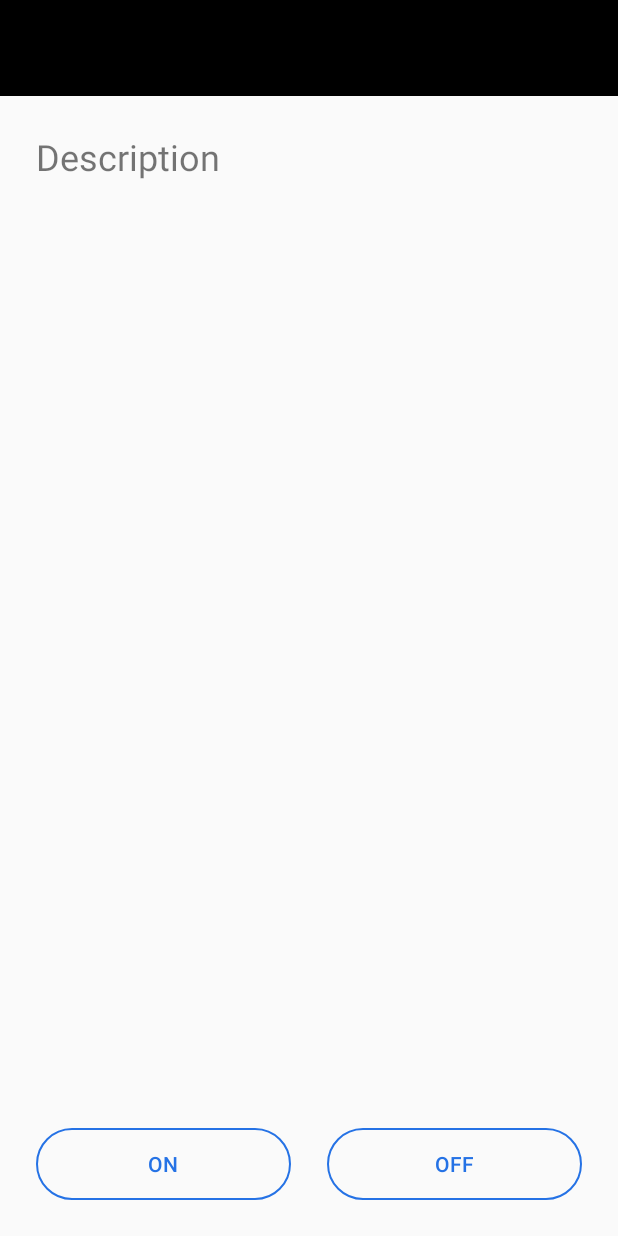
After one commit to TatsukiIshijima/Photom, an Android app: the layout dialog_fragment_power_control.xml on its own in the app's theme, with its tools: preview values and no code run, on a phone screen of 412 x 824 dp. The commit adds this screen. Run offline under Robolectric (Android 15) with nearby library versions, the phone set to English and light mode, and no system bars.

Commit message:
add custom dialog fragment layout

```diff
--- /dev/null
+++ b/feature/devicecontrol/src/main/res/drawable/btn_round_border.xml
@@ -0,0 +1,27 @@
+<?xml version="1.0" encoding="utf-8"?>
+<selector xmlns:android="http://schemas.android.com/apk/res/android">
+    <item android:state_enabled="false">
+        <shape android:shape="rectangle">
+            <corners android:radius="24dp" />
+            <solid android:color="#B5B5B5" />
+        </shape>
+    </item>
+    <item android:state_pressed="true">
+        <shape android:shape="rectangle">
+            <corners android:radius="24dp" />
+            <solid android:width="1dp" android:color="#2572E5" />
+        </shape>
+    </item>
+    <item android:state_focused="true">
+        <shape android:shape="rectangle">
+            <corners android:radius="24dp" />
+            <solid android:width="1dp" android:color="#2572E5" />
+        </shape>
+    </item>
+    <item>
+        <shape android:shape="rectangle">
+            <stroke android:width="1dp" android:color="#2572E5" />
+            <corners android:radius="24dp" />
+        </shape>
+    </item>
+</selector>
--- /dev/null
+++ b/feature/devicecontrol/src/main/res/drawable/btn_stroke_text_color.xml
@@ -0,0 +1,8 @@
+<?xml version="1.0" encoding="utf-8"?>
+<selector xmlns:android="http://schemas.android.com/apk/res/android">
+    <item android:state_focused="true" android:color="#ffffff" />
+
+    <item android:state_pressed="true" android:color="#ffffff" />
+
+    <item android:color="#2572E5" />
+</selector>
--- /dev/null
+++ b/feature/devicecontrol/src/main/res/layout/dialog_fragment_air_conditioner_control.xml
@@ -0,0 +1,6 @@
+<?xml version="1.0" encoding="utf-8"?>
+<androidx.constraintlayout.widget.ConstraintLayout xmlns:android="http://schemas.android.com/apk/res/android"
+    android:layout_width="match_parent"
+    android:layout_height="match_parent">
+
+</androidx.constraintlayout.widget.ConstraintLayout>
--- /dev/null
+++ b/feature/devicecontrol/src/main/res/layout/dialog_fragment_power_control.xml
@@ -0,0 +1,42 @@
+<?xml version="1.0" encoding="utf-8"?>
+<androidx.constraintlayout.widget.ConstraintLayout xmlns:android="http://schemas.android.com/apk/res/android"
+    android:layout_width="match_parent"
+    android:layout_height="match_parent"
+    xmlns:app="http://schemas.android.com/apk/res-auto"
+    xmlns:tools="http://schemas.android.com/tools">
+
+    <include
+        layout="@layout/layout_dialog_header"
+        android:id="@+id/power_control_header"
+        android:layout_width="match_parent"
+        android:layout_height="wrap_content"
+        app:layout_constraintTop_toTopOf="parent"
+        app:layout_constraintStart_toStartOf="parent"
+        app:layout_constraintEnd_toEndOf="parent" />
+
+    <TextView
+        android:id="@+id/power_control_description"
+        android:layout_width="0dp"
+        android:layout_height="0dp"
+        android:layout_marginVertical="24dp"
+        android:layout_marginHorizontal="24dp"
+        android:textSize="24sp"
+        app:layout_constraintTop_toBottomOf="@+id/power_control_header"
+        app:layout_constraintBottom_toTopOf="@+id/power_control_buttons"
+        app:layout_constraintStart_toStartOf="parent"
+        app:layout_constraintEnd_toEndOf="parent"
+        tools:text="Description" />
+
+    <include
+        layout="@layout/layout_power_on_off_button"
+        android:id="@+id/power_control_buttons"
+        android:layout_width="match_parent"
+        android:layout_height="wrap_content"
+        android:layout_marginHorizontal="24dp"
+        android:layout_marginBottom="24dp"
+        app:layout_constraintStart_toStartOf="parent"
+        app:layout_constraintEnd_toEndOf="parent"
+        app:layout_constraintTop_toBottomOf="@+id/power_control_description"
+        app:layout_constraintBottom_toBottomOf="parent" />
+
+</androidx.constraintlayout.widget.ConstraintLayout>
--- /dev/null
+++ b/feature/devicecontrol/src/main/res/layout/layout_dialog_header.xml
@@ -0,0 +1,30 @@
+<?xml version="1.0" encoding="utf-8"?>
+<androidx.constraintlayout.widget.ConstraintLayout xmlns:android="http://schemas.android.com/apk/res/android"
+    android:layout_width="match_parent"
+    android:layout_height="wrap_content"
+    xmlns:app="http://schemas.android.com/apk/res-auto"
+    xmlns:tools="http://schemas.android.com/tools">
+
+    <FrameLayout
+        android:id="@+id/header_frame_layout"
+        android:layout_width="0dp"
+        android:layout_height="64dp"
+        android:background="@android:color/black"
+        app:layout_constraintStart_toStartOf="parent"
+        app:layout_constraintEnd_toEndOf="parent"
+        app:layout_constraintTop_toTopOf="parent" />
+
+    <TextView
+        android:id="@+id/header_title"
+        android:layout_width="wrap_content"
+        android:layout_height="wrap_content"
+        android:layout_marginStart="16dp"
+        android:textSize="28sp"
+        android:textStyle="bold"
+        android:textColor="@android:color/white"
+        app:layout_constraintStart_toStartOf="parent"
+        app:layout_constraintTop_toTopOf="@+id/header_frame_layout"
+        app:layout_constraintBottom_toBottomOf="@+id/header_frame_layout"
+        tools:text="Title" />
+
+</androidx.constraintlayout.widget.ConstraintLayout>
--- /dev/null
+++ b/feature/devicecontrol/src/main/res/layout/layout_power_on_off_button.xml
@@ -0,0 +1,34 @@
+<?xml version="1.0" encoding="utf-8"?>
+<androidx.constraintlayout.widget.ConstraintLayout xmlns:android="http://schemas.android.com/apk/res/android"
+    android:layout_width="match_parent"
+    android:layout_height="wrap_content"
+    android:layout_marginHorizontal="24dp"
+    xmlns:app="http://schemas.android.com/apk/res-auto">
+
+    <Button
+        android:id="@+id/power_on_button"
+        android:layout_width="0dp"
+        android:layout_height="wrap_content"
+        android:layout_marginEnd="12dp"
+        android:background="@drawable/btn_round_border"
+        android:textColor="@drawable/btn_stroke_text_color"
+        android:text="@string/power_control_on_button"
+        app:layout_constraintTop_toTopOf="parent"
+        app:layout_constraintBottom_toBottomOf="parent"
+        app:layout_constraintStart_toStartOf="parent"
+        app:layout_constraintEnd_toStartOf="@+id/power_off_button" />
+
+    <Button
+        android:id="@+id/power_off_button"
+        android:layout_width="0dp"
+        android:layout_height="wrap_content"
+        android:layout_marginStart="12dp"
+        android:background="@drawable/btn_round_border"
+        android:textColor="@drawable/btn_stroke_text_color"
+        android:text="@string/power_control_off_button"
+        app:layout_constraintTop_toTopOf="parent"
+        app:layout_constraintBottom_toBottomOf="parent"
+        app:layout_constraintStart_toEndOf="@+id/power_on_button"
+        app:layout_constraintEnd_toEndOf="parent" />
+
+</androidx.constraintlayout.widget.ConstraintLayout>
--- a/feature/devicecontrol/src/main/res/values/strings.xml
+++ b/feature/devicecontrol/src/main/res/values/strings.xml
@@ -11,4 +11,6 @@
     <string name="device_item_header_lux_unit">lux</string>
     <string name="device_item_section_local_device_title">ローカルデバイス</string>
     <string name="device_item_section_remote_device_section_title">リモートデバイス</string>
+    <string name="power_control_on_button">On</string>
+    <string name="power_control_off_button">Off</string>
 </resources>
```
